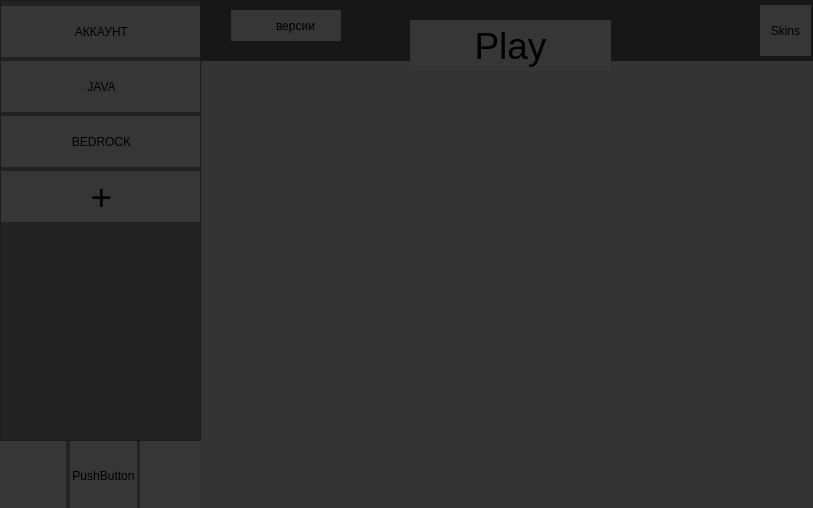
Above: ZOVUI.ui from ZOVcreators/ZOV-launcher before the change. Below: the same form after it.
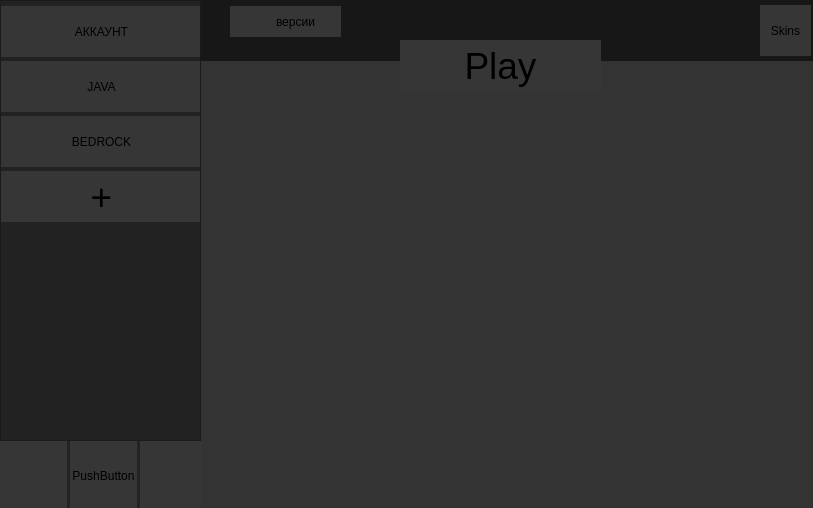
That is the form after the change. Icons and pictures are not drawn.

What changed in the file:
```diff
--- a/ZOVUI.ui
+++ b/ZOVUI.ui
@@ -125,7 +125,7 @@
       <rect>
        <x>0</x>
        <y>0</y>
-       <width>66</width>
+       <width>67</width>
        <height>71</height>
       </rect>
      </property>
@@ -229,7 +229,7 @@
       <property name="geometry">
        <rect>
         <x>50</x>
-        <y>10</y>
+        <y>6</y>
         <width>91</width>
         <height>31</height>
        </rect>
@@ -259,8 +259,8 @@
      <widget class="QPushButton" name="AllVersionsJAVA">
       <property name="geometry">
        <rect>
-        <x>31</x>
-        <y>10</y>
+        <x>30</x>
+        <y>6</y>
         <width>20</width>
         <height>31</height>
        </rect>
@@ -312,8 +312,8 @@
    <widget class="QPushButton" name="PlayButtonJAVA">
     <property name="geometry">
      <rect>
-      <x>410</x>
-      <y>20</y>
+      <x>400</x>
+      <y>40</y>
       <width>201</width>
       <height>51</height>
      </rect>
```
Left out of the diff: 248 changed lines with no effect on the pictures.
